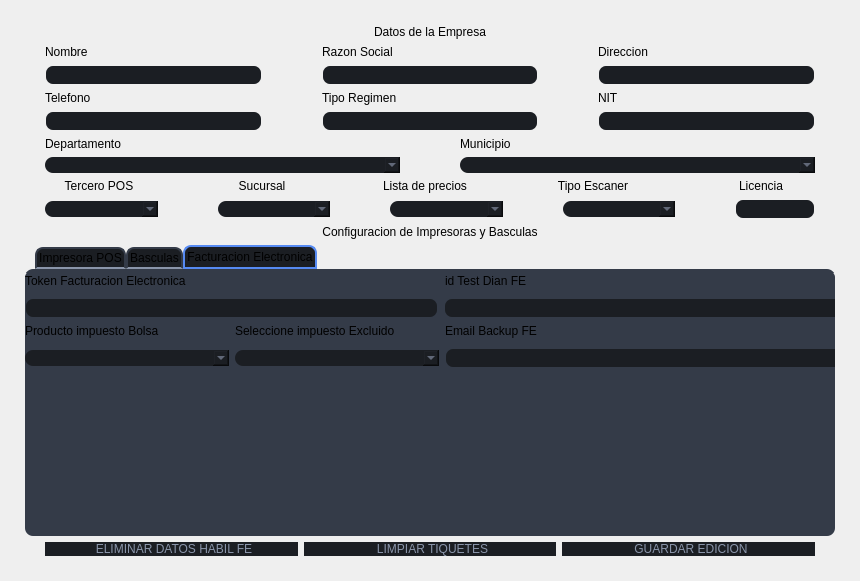
First picture: the form in gui/uis/pages/main_pages.ui, repository SGC-Byteco/SGC, before the edit.
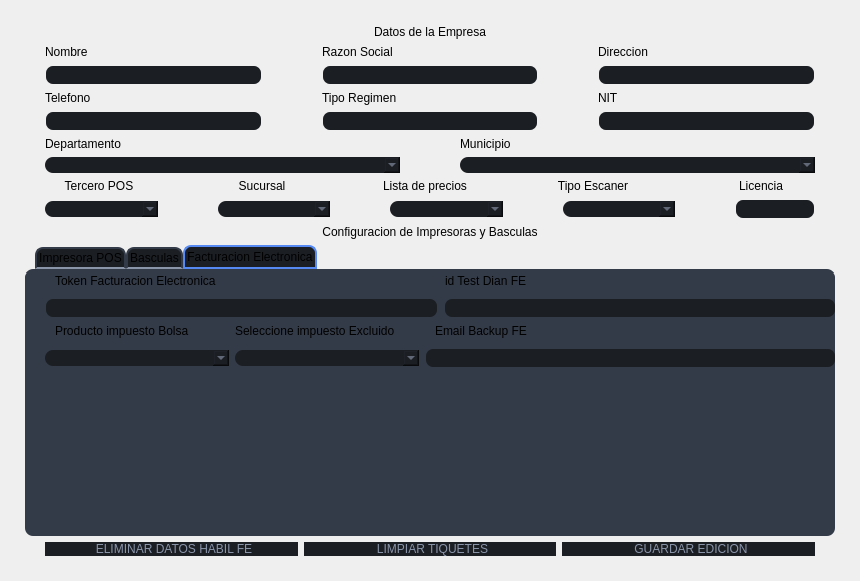
Second picture: the form after the edit. The open tabs and pages were chosen to show the change.

```diff
--- a/gui/uis/pages/main_pages.ui
+++ b/gui/uis/pages/main_pages.ui
@@ -1634,7 +1634,7 @@
               <widget class="QLabel" name="configuracion_label_factura_token">
                <property name="geometry">
                 <rect>
-                 <x>0</x>
+                 <x>30</x>
                  <y>0</y>
                  <width>161</width>
                  <height>16</height>
@@ -1654,6 +1654,12 @@
                 </rect>
                </property>
                <layout class="QHBoxLayout" name="layout_configuracion_factura">
+                <property name="leftMargin">
+                 <number>20</number>
+                </property>
+                <property name="rightMargin">
+                 <number>20</number>
+                </property>
                 <item>
                  <widget class="QLineEdit" name="configuracion_linea_factura_token">
                   <property name="styleSheet">
@@ -1676,6 +1682,12 @@
                 </item>
                 <item>
                  <widget class="QLineEdit" name="configuracion_linea_factura_Dian">
+                  <property name="maximumSize">
+                   <size>
+                    <width>409</width>
+                    <height>16777215</height>
+                   </size>
+                  </property>
                   <property name="styleSheet">
                    <string notr="true">QLineEdit {
 	background-color: #1b1e23;
@@ -1719,6 +1731,12 @@
                 </rect>
                </property>
                <layout class="QHBoxLayout" name="layout_configuracion_factura_2">
+                <property name="leftMargin">
+                 <number>20</number>
+                </property>
+                <property name="rightMargin">
+                 <number>20</number>
+                </property>
                 <item>
                  <widget class="QComboBox" name="configuracion_linea_factura_impuesto_bolsa">
                   <property name="styleSheet">
@@ -1770,7 +1788,7 @@
               <widget class="QLabel" name="configuracion_label_factura_token_3">
                <property name="geometry">
                 <rect>
-                 <x>0</x>
+                 <x>30</x>
                  <y>50</y>
                  <width>161</width>
                  <height>16</height>
@@ -1796,7 +1814,7 @@
               <widget class="QLabel" name="configuracion_label_factura_token_4">
                <property name="geometry">
                 <rect>
-                 <x>420</x>
+                 <x>410</x>
                  <y>50</y>
                  <width>161</width>
                  <height>16</height>
```
Left out of the diff: 18 changed lines with no effect on the pictures.
